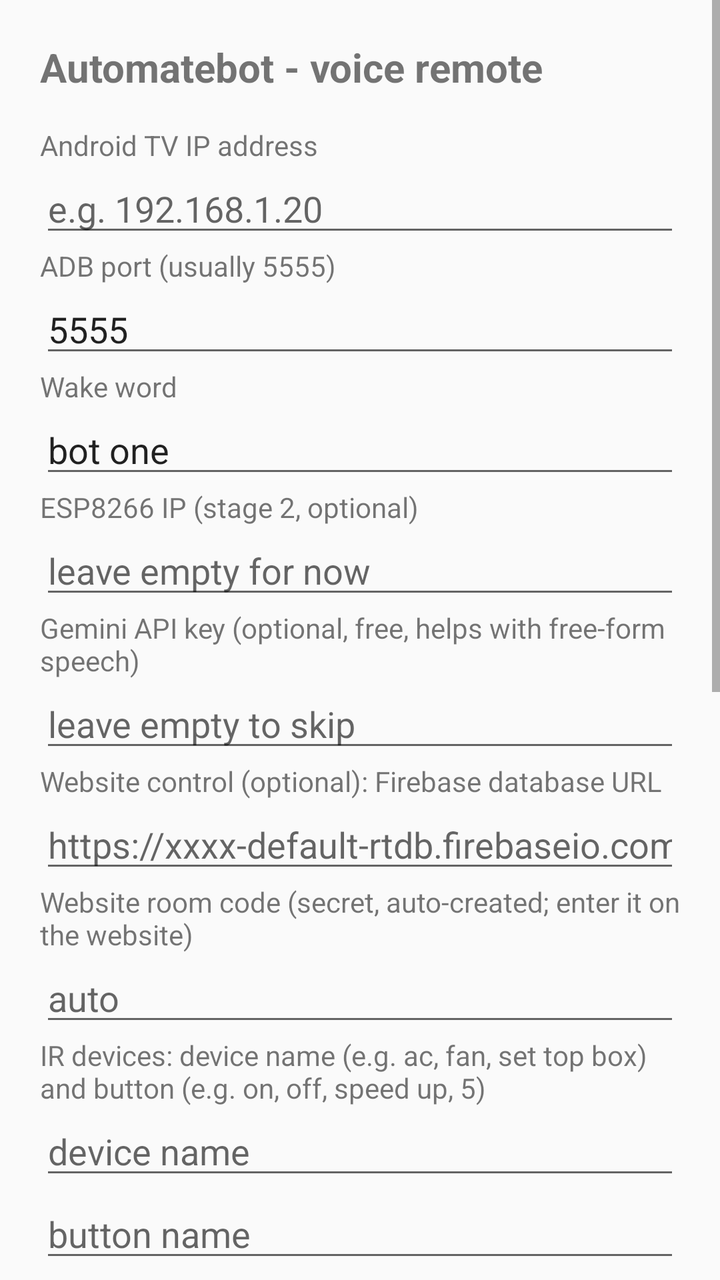
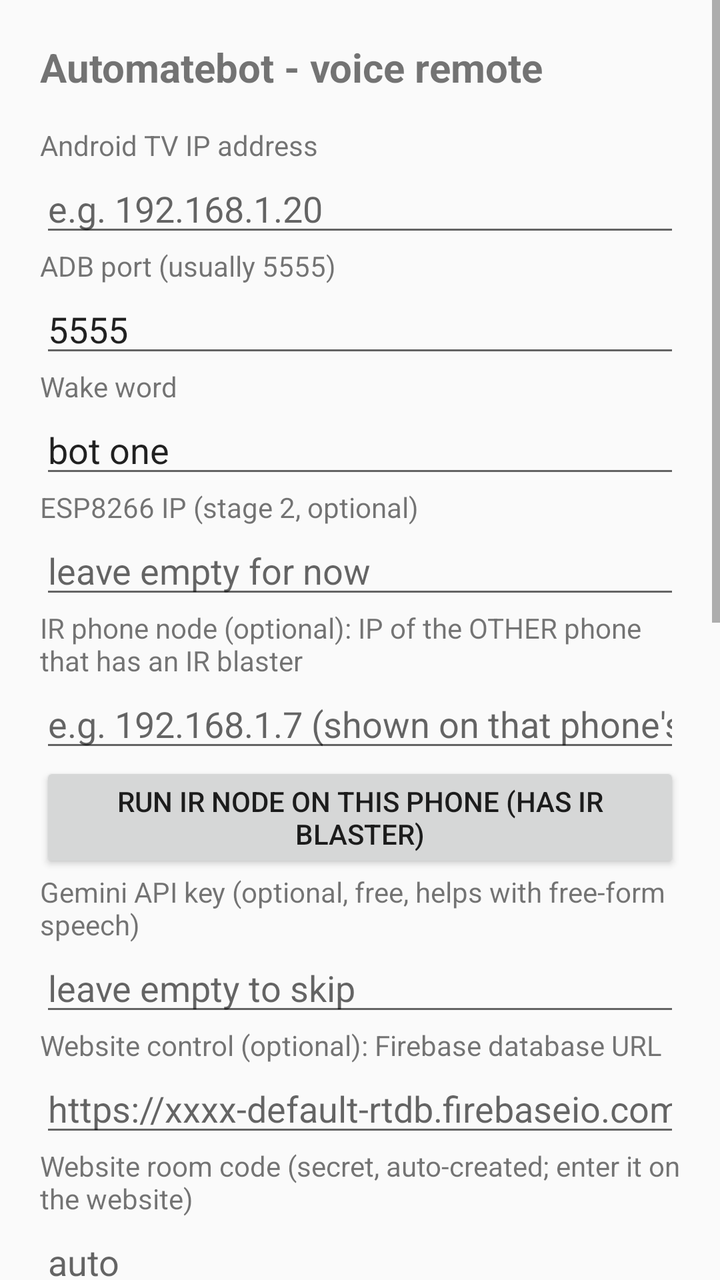

Screens rendered from an Android XML layout before and after an edit, with the pre-edit source and the edit as a unified diff.
<!-- AndroidManifest.xml: application theme android:Theme.Material.Light.NoActionBar -->
<!-- res/layout/activity_main.xml -->
<?xml version="1.0" encoding="utf-8"?>
<ScrollView xmlns:android="http://schemas.android.com/apk/res/android"
    android:id="@+id/scroll"
    android:layout_width="match_parent"
    android:layout_height="match_parent"
    android:fillViewport="true">

    <LinearLayout
        android:layout_width="match_parent"
        android:layout_height="wrap_content"
        android:orientation="vertical"
        android:padding="20dp">

        <TextView
            android:layout_width="match_parent"
            android:layout_height="wrap_content"
            android:text="Automatebot - voice remote"
            android:textSize="20sp"
            android:textStyle="bold"
            android:paddingBottom="16dp" />

        <TextView
            android:layout_width="match_parent"
            android:layout_height="wrap_content"
            android:text="Android TV IP address" />

        <EditText
            android:id="@+id/ipEdit"
            android:layout_width="match_parent"
            android:layout_height="wrap_content"
            android:hint="e.g. 192.168.1.20"
            android:inputType="text|textNoSuggestions" />

        <TextView
            android:layout_width="match_parent"
            android:layout_height="wrap_content"
            android:text="ADB port (usually 5555)" />

        <EditText
            android:id="@+id/portEdit"
            android:layout_width="match_parent"
            android:layout_height="wrap_content"
            android:text="5555"
            android:inputType="number" />

        <TextView
            android:layout_width="match_parent"
            android:layout_height="wrap_content"
            android:text="Wake word" />

        <EditText
            android:id="@+id/wakeEdit"
            android:layout_width="match_parent"
            android:layout_height="wrap_content"
            android:text="bot one"
            android:inputType="text|textNoSuggestions" />

        <TextView
            android:layout_width="match_parent"
            android:layout_height="wrap_content"
            android:text="ESP8266 IP (stage 2, optional)" />

        <EditText
            android:id="@+id/esp32Edit"
            android:layout_width="match_parent"
            android:layout_height="wrap_content"
            android:hint="leave empty for now"
            android:inputType="text|textNoSuggestions" />

        <TextView
            android:layout_width="match_parent"
            android:layout_height="wrap_content"
            android:text="Gemini API key (optional, free, helps with free-form speech)" />

        <EditText
            android:id="@+id/geminiEdit"
            android:layout_width="match_parent"
            android:layout_height="wrap_content"
            android:hint="leave empty to skip"
            android:inputType="text|textNoSuggestions" />

        <TextView
            android:layout_width="match_parent"
            android:layout_height="wrap_content"
            android:text="Website control (optional): Firebase database URL" />

        <EditText
            android:id="@+id/dbEdit"
            android:layout_width="match_parent"
            android:layout_height="wrap_content"
            android:hint="https://xxxx-default-rtdb.firebaseio.com"
            android:inputType="text|textNoSuggestions" />

        <TextView
            android:layout_width="match_parent"
            android:layout_height="wrap_content"
            android:text="Website room code (secret, auto-created; enter it on the website)" />

        <EditText
            android:id="@+id/roomEdit"
            android:layout_width="match_parent"
            android:layout_height="wrap_content"
            android:hint="auto"
            android:inputType="text|textNoSuggestions" />

        <TextView
            android:layout_width="match_parent"
            android:layout_height="wrap_content"
            android:text="IR devices: device name (e.g. ac, fan, set top box) and button (e.g. on, off, speed up, 5)" />

        <EditText
            android:id="@+id/devEdit"
            android:layout_width="match_parent"
            android:layout_height="wrap_content"
            android:hint="device name"
            android:inputType="text|textNoSuggestions" />

        <EditText
            android:id="@+id/btnEdit"
            android:layout_width="match_parent"
            android:layout_height="wrap_content"
            android:hint="button name"
            android:inputType="text|textNoSuggestions" />

        <Button
            android:id="@+id/learnBtn"
            android:layout_width="match_parent"
            android:layout_height="wrap_content"
            android:text="Learn button (point remote at ESP8266 receiver)" />

        <Button
            android:id="@+id/testBtn"
            android:layout_width="match_parent"
            android:layout_height="wrap_content"
            android:text="Test button" />

        <Button
            android:id="@+id/delBtn"
            android:layout_width="match_parent"
            android:layout_height="wrap_content"
            android:text="Delete button (leave button empty to delete device)" />

        <Button
            android:id="@+id/listBtn"
            android:layout_width="match_parent"
            android:layout_height="wrap_content"
            android:text="List learned devices" />

        <Button
            android:id="@+id/webBtn"
            android:layout_width="match_parent"
            android:layout_height="wrap_content"
            android:text="Open web remote (pairs automatically)" />

        <Button
            android:id="@+id/connectBtn"
            android:layout_width="match_parent"
            android:layout_height="wrap_content"
            android:text="Connect to TV" />

        <LinearLayout
            android:layout_width="match_parent"
            android:layout_height="wrap_content"
            android:orientation="horizontal">

            <Button
                android:id="@+id/powerBtn"
                android:layout_width="0dp"
                android:layout_height="wrap_content"
                android:layout_weight="1"
                android:text="Power" />

            <Button
                android:id="@+id/volUpBtn"
                android:layout_width="0dp"
                android:layout_height="wrap_content"
                android:layout_weight="1"
                android:text="Vol +" />

            <Button
                android:id="@+id/volDownBtn"
                android:layout_width="0dp"
                android:layout_height="wrap_content"
                android:layout_weight="1"
                android:text="Vol -" />
        </LinearLayout>

        <LinearLayout
            android:layout_width="match_parent"
            android:layout_height="wrap_content"
            android:orientation="horizontal">

            <Button
                android:id="@+id/homeBtn"
                android:layout_width="0dp"
                android:layout_height="wrap_content"
                android:layout_weight="1"
                android:text="Home" />

            <Button
                android:id="@+id/youtubeBtn"
                android:layout_width="0dp"
                android:layout_height="wrap_content"
                android:layout_weight="1"
                android:text="YouTube" />
        </LinearLayout>

        <Button
            android:id="@+id/startBtn"
            android:layout_width="match_parent"
            android:layout_height="wrap_content"
            android:text="Start listening" />

        <Button
            android:id="@+id/stopBtn"
            android:layout_width="match_parent"
            android:layout_height="wrap_content"
            android:text="Stop listening" />

        <TextView
            android:id="@+id/statusView"
            android:layout_width="match_parent"
            android:layout_height="wrap_content"
            android:paddingTop="16dp"
            android:textSize="13sp"
            android:typeface="monospace" />
    </LinearLayout>
</ScrollView>
<!-- resources referenced by this layout -->
<resources>

</resources>

<!-- the commit's change to res/layout/activity_main.xml (unified diff, before → after) -->
@@ -70,6 +70,24 @@
         <TextView
             android:layout_width="match_parent"
             android:layout_height="wrap_content"
+            android:text="IR phone node (optional): IP of the OTHER phone that has an IR blaster" />
+
+        <EditText
+            android:id="@+id/nodeEdit"
+            android:layout_width="match_parent"
+            android:layout_height="wrap_content"
+            android:hint="e.g. 192.168.1.7 (shown on that phone's notification)"
+            android:inputType="text|textNoSuggestions" />
+
+        <Button
+            android:id="@+id/nodeBtn"
+            android:layout_width="match_parent"
+            android:layout_height="wrap_content"
+            android:text="Run IR node on this phone (has IR blaster)" />
+
+        <TextView
+            android:layout_width="match_parent"
+            android:layout_height="wrap_content"
             android:text="Gemini API key (optional, free, helps with free-form speech)" />
 
         <EditText
